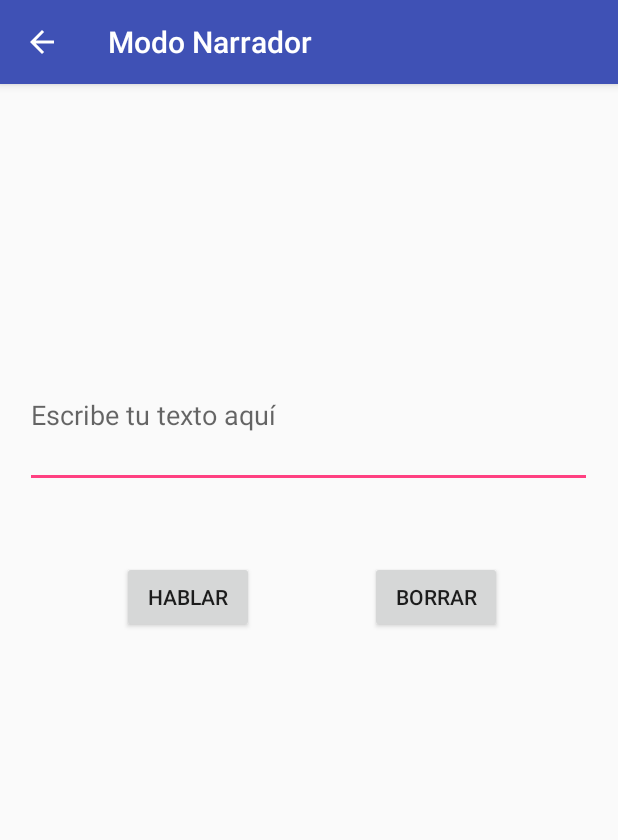
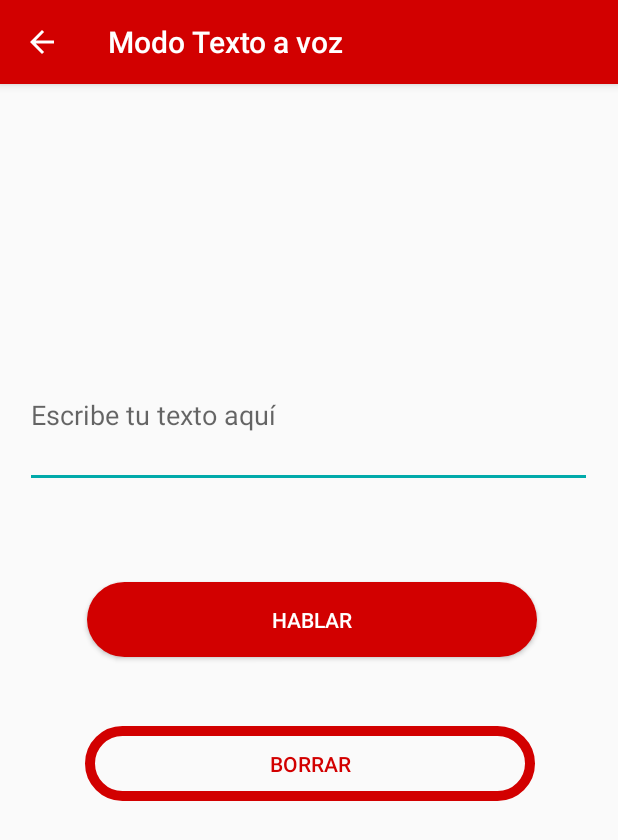
Before and after one commit to LS18025/ProyectoARC_2023, an Android app: the texto_voz screen opened directly, with no data from a screen before it, on a phone screen of 412 x 824 dp. Shown: the top 840 px of the screen. Run offline under Robolectric (Android 15) with nearby library versions, the phone set to English and light mode, and no system bars.

Commit message:
cambios interfaz

```diff
--- a/app/src/main/java/com/sriyanksiddhartha/speechtotext/texto_voz.java
+++ b/app/src/main/java/com/sriyanksiddhartha/speechtotext/texto_voz.java
@@ -31,7 +31,7 @@ public class texto_voz extends AppCompatActivity {
         // Habilitar el botón de "Atrás" en la barra superior
         getSupportActionBar().setDisplayHomeAsUpEnabled(true);
         // Establece el título personalizado para esta actividad
-        setTitle("Modo Narrador");
+        setTitle("Modo Texto a voz");
         editText = (EditText) findViewById(R.id.editText);
         buttonSpeak = findViewById(R.id.buttonSpeak);
         btnBorrar = findViewById(R.id.btnLimpiar);
--- a/app/src/main/java/com/sriyanksiddhartha/speechtotext/voz_texto.java
+++ b/app/src/main/java/com/sriyanksiddhartha/speechtotext/voz_texto.java
@@ -24,7 +24,7 @@ public class voz_texto extends AppCompatActivity {
         super.onCreate(savedInstanceState);
         setContentView(R.layout.voz_texto);
         getSupportActionBar().setDisplayHomeAsUpEnabled(true);
-        setTitle("Modo transcripción");
+        setTitle("Modo Voz a texto");
 
         // Registra el receptor de eventos para las teclas de volumen
         setVolumeControlStream(AudioManager.STREAM_MUSIC);
@@ -41,7 +41,7 @@ public class voz_texto extends AppCompatActivity {
             public void onInit(int status) {
                 if (status == TextToSpeech.SUCCESS) {
                     // El motor TTS está listo para usar.
-                    String mensaje = "Modo Transcripción";
+                    String mensaje = "Modo Voz a texto";
                     textToSpeech.speak(mensaje, TextToSpeech.QUEUE_FLUSH, null, null);
                 } else {
                     // El motor TTS no está disponible, maneja el error aquí.
--- /dev/null
+++ b/app/src/main/res/drawable/ovalce.xml
@@ -0,0 +1,6 @@
+<?xml version="1.0" encoding="utf-8"?>
+<shape xmlns:android="http://schemas.android.com/apk/res/android"
+    android:shape="rectangle">
+    <solid android:color="#00AAAA" />
+    <corners android:radius="25dp"/>
+</shape>
--- /dev/null
+++ b/app/src/main/res/drawable/ovalo.xml
@@ -0,0 +1,18 @@
+<?xml version="1.0" encoding="utf-8"?>
+<shape xmlns:android="http://schemas.android.com/apk/res/android"
+    android:shape="rectangle">
+<size
+    android:width="300dp"
+    android:height="100dp">
+
+</size>
+    <corners
+        android:radius="25dp">
+
+    </corners>
+    <stroke
+        android:width="10px"
+        android:color="#D20000">
+
+    </stroke>
+</shape>
--- /dev/null
+++ b/app/src/main/res/drawable/ovaloback.xml
@@ -0,0 +1,6 @@
+<?xml version="1.0" encoding="utf-8"?>
+<shape xmlns:android="http://schemas.android.com/apk/res/android"
+    android:shape="rectangle">
+    <solid android:color="#D20000" />
+    <corners android:radius="25dp"/>
+</shape>
--- a/app/src/main/res/layout/texto_voz.xml
+++ b/app/src/main/res/layout/texto_voz.xml
@@ -17,22 +17,26 @@
 
     <Button
         android:id="@+id/buttonSpeak"
-        android:layout_width="wrap_content"
-        android:layout_height="wrap_content"
+        android:layout_width="300dp"
+        android:layout_height="50dp"
         android:layout_alignParentStart="true"
         android:layout_alignParentTop="true"
-        android:layout_marginStart="81dp"
-        android:layout_marginTop="318dp"
+        android:layout_marginStart="58dp"
+        android:layout_marginTop="332dp"
+        android:background="@drawable/ovaloback"
+        android:textColor="#FFFFFF"
         android:text="Hablar" />
 
     <Button
         android:id="@+id/btnLimpiar"
-        android:layout_width="wrap_content"
-        android:layout_height="wrap_content"
+        android:layout_width="300dp"
+        android:layout_height="50dp"
         android:layout_alignParentTop="true"
         android:layout_alignParentEnd="true"
-        android:layout_marginTop="318dp"
-        android:layout_marginEnd="77dp"
+        android:layout_marginTop="428dp"
+        android:layout_marginEnd="55dp"
+        android:background="@drawable/ovalo"
+        android:textColor="#D20000"
         android:text="BORRAR" />
 
 </RelativeLayout>
--- a/app/src/main/res/layout/voz_texto.xml
+++ b/app/src/main/res/layout/voz_texto.xml
@@ -17,14 +17,14 @@
 
         <ImageView
             android:id="@+id/btnSpeak"
-            android:layout_width="100dp"
-            android:layout_height="100dp"
+            android:layout_width="142dp"
+            android:layout_height="195dp"
             android:layout_alignParentBottom="true"
             android:layout_centerHorizontal="true"
             android:layout_marginBottom="60dp"
             android:gravity="center"
             android:onClick="getSpeechInput"
-            android:src="@drawable/ic_mic"/>
+            android:src="@drawable/micro_rojo"/>
 
 
 </RelativeLayout>
--- a/app/src/main/res/values/colors.xml
+++ b/app/src/main/res/values/colors.xml
@@ -1,6 +1,6 @@
 <?xml version="1.0" encoding="utf-8"?>
 <resources>
-	<color name="colorPrimary">#3F51B5</color>
+	<color name="colorPrimary">#D20000</color>
 	<color name="colorPrimaryDark">#303F9F</color>
-	<color name="colorAccent">#FF4081</color>
+	<color name="colorAccent">#00AAAA</color>
 </resources>
```
Also changed, not shown: app/src/main/res/layout/activity_main.xml (+25 -18 lines), app/src/main/res/drawable/micro_rojo.png (added), app/src/main/res/drawable/texto_a_v.png (added), app/src/main/res/drawable/texto_a_voz.png (added), app/src/main/res/drawable/voz_atext.png (added).
